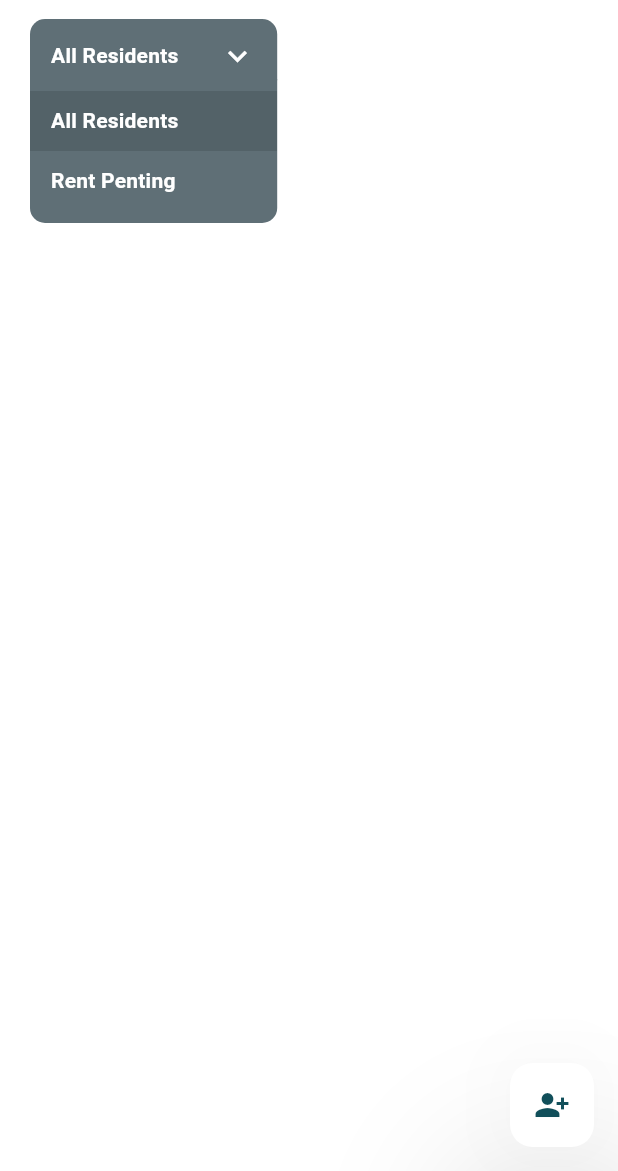
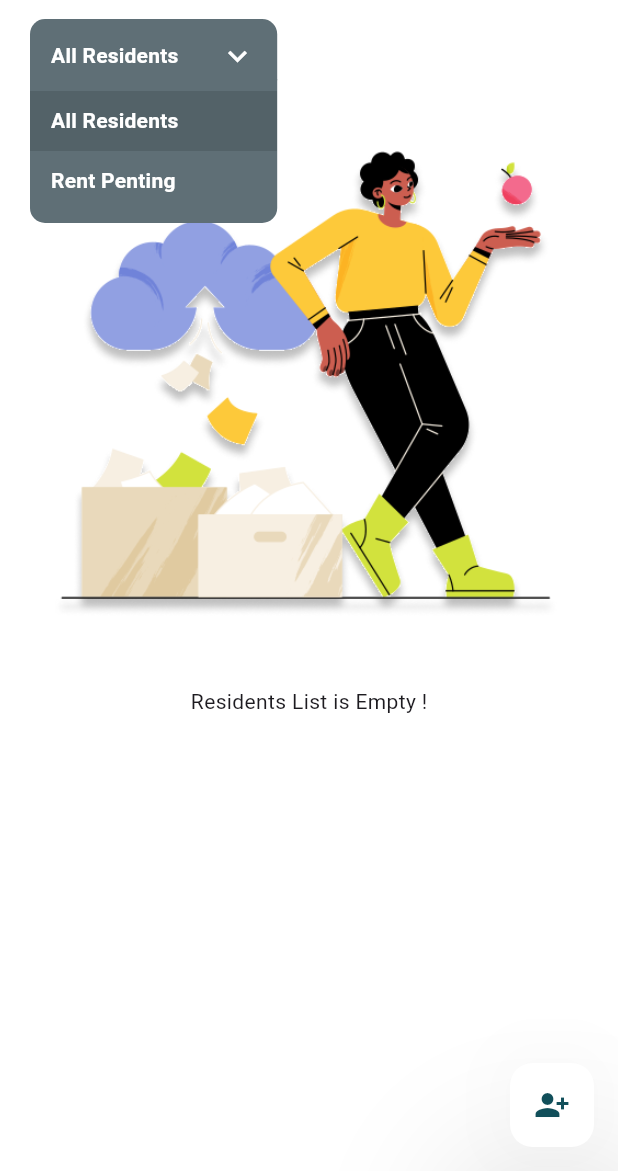
Before and after one commit to muhammed-aslam-pm/Hostel-Manager, a Flutter app: the ResidentsPage screen opened directly, after a tap on "All Residents", on a phone screen of 412 x 824 dp, the part 65-1236 px from its top. Run offline on Flutter 3.47's test engine with Material 3 defaults, Android fonts, the phone set to English and light mode, and no system bars; drawn by our look-alikes of dropdown_button2; our stand-ins replace cached_network_image, cloud_firestore, connectivity_plus, firebase_auth, firebase_core, firebase_storage and 8 more; accounts and stored records are empty.

```diff
--- a/lib/fetures/dashboard/controllers/dashboard_controller.dart
+++ b/lib/fetures/dashboard/controllers/dashboard_controller.dart
@@ -71,6 +71,7 @@ class DashboardController with ChangeNotifier {
       print("---------------------Pending function caled");
       paymentDueResidents.clear();
       rentPendingResidents.clear();
+      pendingPayments.clear();
       totalPentingAmount = 0;
       final currentDate = DateTime.now();
       paymentDueResidents = allResidents
--- a/lib/fetures/residents/screens/residents_adding_form.dart
+++ b/lib/fetures/residents/screens/residents_adding_form.dart
@@ -34,7 +34,7 @@ class ResidentsAddingPage extends StatelessWidget {
                           child: Hero(
                         tag: Form,
                         child: InkWell(
-                          onDoubleTap: () => controller.openImagePicker(),
+                          onTap: () => controller.openImagePicker(),
                           child: Consumer<ResidentsController>(
                             builder: (context, value, child) => CircleAvatar(
                               radius: 50,
--- a/lib/fetures/residents/screens/residents_page.dart
+++ b/lib/fetures/residents/screens/residents_page.dart
@@ -3,8 +3,8 @@ import 'package:hostel_management_app/commens/widgets/custom_dropdown_button.dar
 import 'package:hostel_management_app/fetures/residents/controllers/residents_controller.dart';
 import 'package:hostel_management_app/fetures/residents/models/resident_model.dart';
 import 'package:hostel_management_app/utils/color_constants.dart';
+import 'package:hostel_management_app/utils/image_constants.dart';
 import 'package:hostel_management_app/utils/text_style_constatnts.dart';
-import 'package:hostel_management_app/commens/widgets/date_sorting_button.dart';
 import 'package:hostel_management_app/fetures/residents/widgets/resident_loading_card.dart';
 import 'package:hostel_management_app/fetures/residents/screens/resident_deatailes_screen.dart';
 import 'package:hostel_management_app/fetures/residents/screens/residents_adding_form.dart';
@@ -78,11 +78,26 @@ class _ResidentsPageState extends State<ResidentsPage> {
                         itemCount: controller.residents.isEmpty
                             ? 10
                             : controller.residents.length)
+                    : value.residents.isEmpty
+                        ? Column(
+                            mainAxisAlignment: MainAxisAlignment.spaceAround,
+                            children: [
+                              Center(
+                                child:
+                                    Image.asset(ImageConstants.emptyListImage),
+                              ),
+                              const SizedBox(
+                                height: 30,
+                              ),
+                              const Text("Residents List is Empty !")
+                            ],
+                          )
                         : ListView.separated(
                             shrinkWrap: true,
                             physics: const NeverScrollableScrollPhysics(),
                             itemBuilder: (context, index) {
-                          ResidentModel resident = controller.residents[index];
+                              ResidentModel resident =
+                                  controller.residents[index];
                               return ResidentsDetailescard(
                                 roomNumber: resident.roomNo,
                                 joiningDate: DateFormat('dd MMM yyyy')
@@ -94,7 +109,8 @@ class _ResidentsPageState extends State<ResidentsPage> {
                                   Navigator.push(
                                     context,
                                     MaterialPageRoute(
-                                  builder: (context) => ResidentDetailesScreen(
+                                      builder: (context) =>
+                                          ResidentDetailesScreen(
                                         residentId: resident.id!,
                                       ),
                                     ),
@@ -106,7 +122,7 @@ class _ResidentsPageState extends State<ResidentsPage> {
                                   color: ColorConstants.secondaryWhiteColor,
                                   height: 10,
                                 ),
-                        itemCount: controller.residents.length),
+                            itemCount: value.residents.length),
               )
             ],
           ),
--- a/lib/utils/image_constants.dart
+++ b/lib/utils/image_constants.dart
@@ -45,4 +45,5 @@ class ImageConstants {
   static String PasswordIcon = "assets/images/visibleicon.png";
 
   static String profileImage = "assets/images/profile_image.png";
+  static String emptyListImage = "assets/images/emptyListImage.png";
 }
```
Also changed, not shown: lib/fetures/bookings/controllers/bookings_controller.dart (+10 -8 lines), lib/fetures/bookings/controllers/bookings_repository.dart (+9 -12 lines), lib/fetures/dashboard/screens/dashboard_page.dart (+29 -7 lines), lib/fetures/rooms/screens/rooms_page.dart (+10 -6 lines), assets/images/emptyListImage.png (added). Lines whose indentation alone changed are shown as unchanged.
